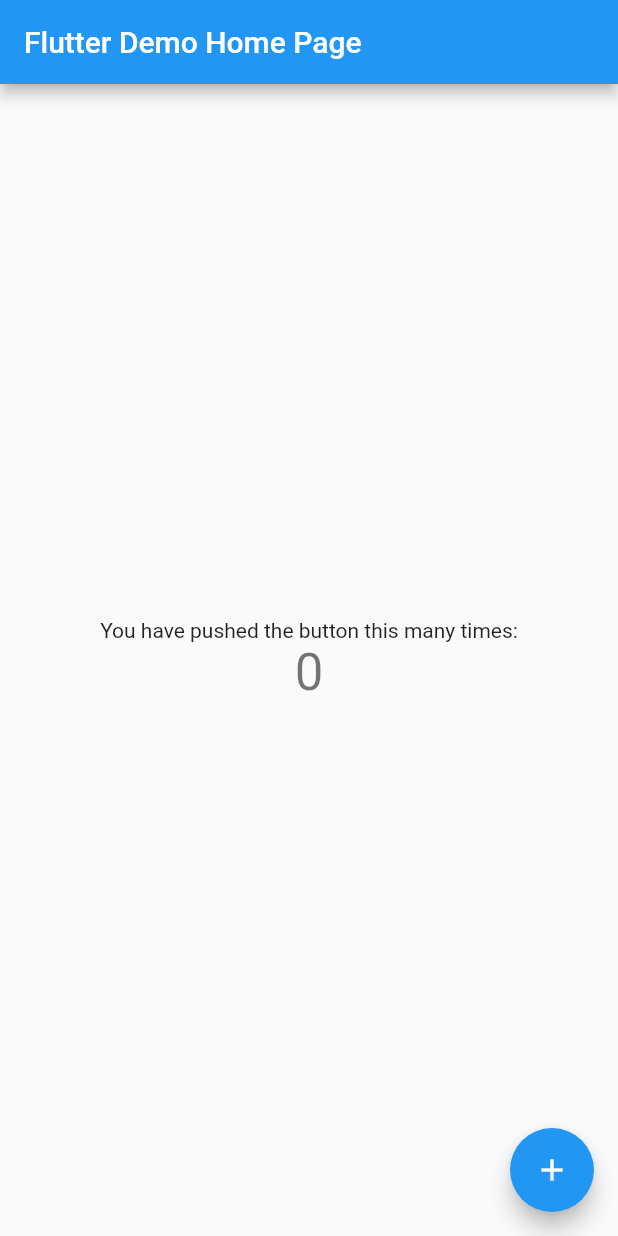
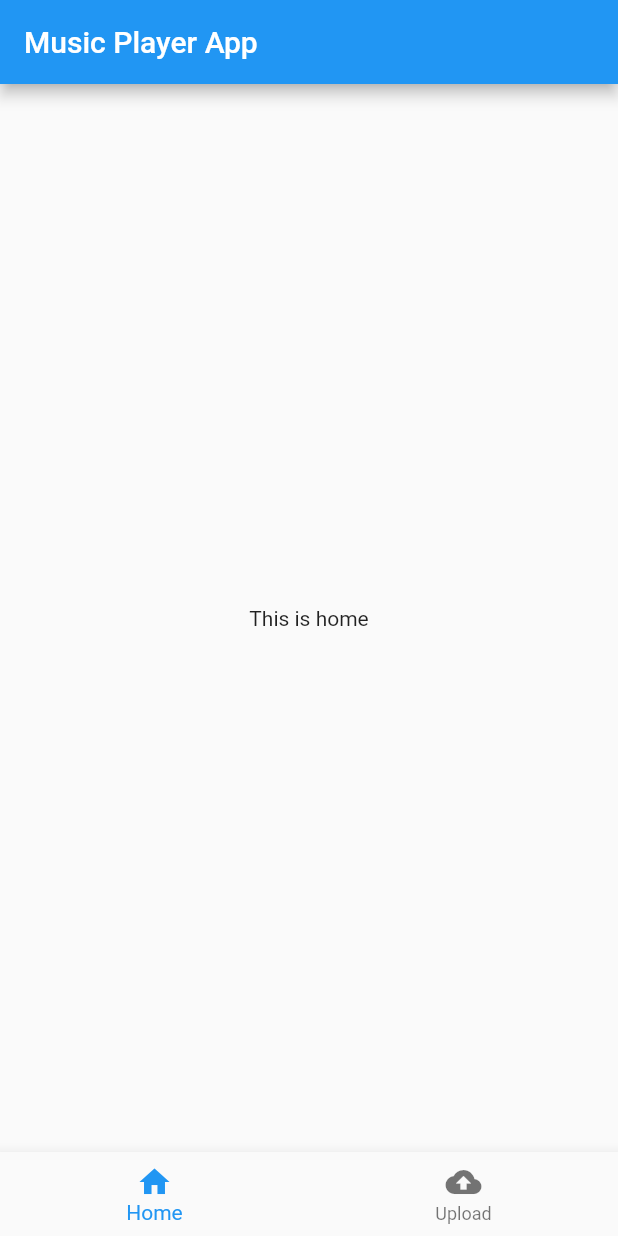
Before and after one commit to Kartik-Chaurasiya/Emotune, a Flutter app: the screen it shows after launch, on a phone screen of 412 x 824 dp. Run offline on Flutter 3.47's test engine with Material 2 defaults, Android fonts, the phone set to English and light mode, and no system bars.

Commit message:
basic model

```diff
--- a/lib/main.dart
+++ b/lib/main.dart
@@ -1,117 +1,51 @@
 import 'package:flutter/material.dart';
+import 'screens/Home.dart';
+import 'screens/Upload.dart';
 
-void main() {
-  runApp(MyApp());
+void main() => runApp(MyApp());
+
+class MyApp extends StatefulWidget {
+  @override
+  _MyAppState createState() => _MyAppState();
 }
 
-class MyApp extends StatelessWidget {
-  // This widget is the root of your application.
+class _MyAppState extends State<MyApp> {
+  int currentindex = 0;
+
+  List tabs = [
+    Home(),
+    Upload(),
+  ];
   @override
   Widget build(BuildContext context) {
     return MaterialApp(
-      title: 'Flutter Demo',
-      theme: ThemeData(
-        // This is the theme of your application.
-        //
-        // Try running your application with "flutter run". You'll see the
-        // application has a blue toolbar. Then, without quitting the app, try
-        // changing the primarySwatch below to Colors.green and then invoke
-        // "hot reload" (press "r" in the console where you ran "flutter run",
-        // or simply save your changes to "hot reload" in a Flutter IDE).
-        // Notice that the counter didn't reset back to zero; the application
-        // is not restarted.
-        primarySwatch: Colors.blue,
-        // This makes the visual density adapt to the platform that you run
-        // the app on. For desktop platforms, the controls will be smaller and
-        // closer together (more dense) than on mobile platforms.
-        visualDensity: VisualDensity.adaptivePlatformDensity,
-      ),
-      home: MyHomePage(title: 'Flutter Demo Home Page'),
-    );
+        title: "Music Player App",
+        theme: ThemeData(
+          primarySwatch: Colors.blue,
+        ),
+        home: Scaffold(
+          appBar: AppBar(
+            title: Text("Music Player App"),
+          ),
+          body: tabs[currentindex],
+          bottomNavigationBar: BottomNavigationBar(
+            currentIndex: currentindex,
+            items: [
+              BottomNavigationBarItem(
+                icon: Icon(Icons.home),
+                title: Text("Home"),
+              ),
+              BottomNavigationBarItem(
+                icon: Icon(Icons.cloud_upload),
+                title: Text("Upload"),
+              )
+            ],
+            onTap: (index) {
+              setState(() {
+                currentindex = index;
+              });
+            },
+          ),
+        ));
   }
 }
-
-class MyHomePage extends StatefulWidget {
-  MyHomePage({Key key, this.title}) : super(key: key);
-
-  // This widget is the home page of your application. It is stateful, meaning
-  // that it has a State object (defined below) that contains fields that affect
-  // how it looks.
-
-  // This class is the configuration for the state. It holds the values (in this
-  // case the title) provided by the parent (in this case the App widget) and
-  // used by the build method of the State. Fields in a Widget subclass are
-  // always marked "final".
-
-  final String title;
-
-  @override
-  _MyHomePageState createState() => _MyHomePageState();
-}
-
-class _MyHomePageState extends State<MyHomePage> {
-  int _counter = 0;
-
-  void _incrementCounter() {
-    setState(() {
-      // This call to setState tells the Flutter framework that something has
-      // changed in this State, which causes it to rerun the build method below
-      // so that the display can reflect the updated values. If we changed
-      // _counter without calling setState(), then the build method would not be
-      // called again, and so nothing would appear to happen.
-      _counter++;
-    });
-  }
-
-  @override
-  Widget build(BuildContext context) {
-    // This method is rerun every time setState is called, for instance as done
-    // by the _incrementCounter method above.
-    //
-    // The Flutter framework has been optimized to make rerunning build methods
-    // fast, so that you can just rebuild anything that needs updating rather
-    // than having to individually change instances of widgets.
-    return Scaffold(
-      appBar: AppBar(
-        // Here we take the value from the MyHomePage object that was created by
-        // the App.build method, and use it to set our appbar title.
-        title: Text(widget.title),
-      ),
-      body: Center(
-        // Center is a layout widget. It takes a single child and positions it
-        // in the middle of the parent.
-        child: Column(
-          // Column is also a layout widget. It takes a list of children and
-          // arranges them vertically. By default, it sizes itself to fit its
-          // children horizontally, and tries to be as tall as its parent.
-          //
-          // Invoke "debug painting" (press "p" in the console, choose the
-          // "Toggle Debug Paint" action from the Flutter Inspector in Android
-          // Studio, or the "Toggle Debug Paint" command in Visual Studio Code)
-          // to see the wireframe for each widget.
-          //
-          // Column has various properties to control how it sizes itself and
-          // how it positions its children. Here we use mainAxisAlignment to
-          // center the children vertically; the main axis here is the vertical
-          // axis because Columns are vertical (the cross axis would be
-          // horizontal).
-          mainAxisAlignment: MainAxisAlignment.center,
-          children: <Widget>[
-            Text(
-              'You have pushed the button this many times:',
-            ),
-            Text(
-              '$_counter',
-              style: Theme.of(context).textTheme.headline4,
-            ),
-          ],
-        ),
-      ),
-      floatingActionButton: FloatingActionButton(
-        onPressed: _incrementCounter,
-        tooltip: 'Increment',
-        child: Icon(Icons.add),
-      ), // This trailing comma makes auto-formatting nicer for build methods.
-    );
-  }
-}
--- /dev/null
+++ b/lib/screens/Home.dart
@@ -0,0 +1,15 @@
+import 'package:flutter/material.dart';
+
+class Home extends StatefulWidget {
+  @override
+  _HomeState createState() => _HomeState();
+}
+
+class _HomeState extends State<Home> {
+  @override
+  Widget build(BuildContext context) {
+    return Center(
+      child: Text('This is home'),
+    );
+  }
+}
--- /dev/null
+++ b/lib/screens/Upload.dart
@@ -0,0 +1,15 @@
+import 'package:flutter/material.dart';
+
+class Upload extends StatefulWidget {
+  @override
+  _UploadState createState() => _UploadState();
+}
+
+class _UploadState extends State<Upload> {
+  @override
+  Widget build(BuildContext context) {
+    return Center(
+      child: Text('Upload page'),
+    );
+  }
+}
--- a/pubspec.yaml
+++ b/pubspec.yaml
@@ -28,6 +28,11 @@ dependencies:
   # The following adds the Cupertino Icons font to your application.
   # Use with the CupertinoIcons class for iOS style icons.
   cupertino_icons: ^0.1.3
+  file_picker:
+  cloud_firestore:
+  firebase_storage:
+  music_player:
+
 
 dev_dependencies:
   flutter_test:
```
Also changed, not shown: pubspec.lock.
